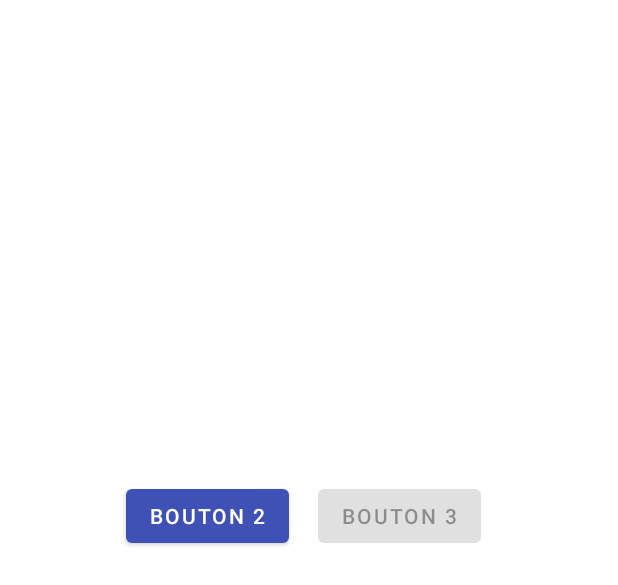
After one commit to amadoubakari/android-client-skeleton, an Android app: the layout fragment_dummy_layout.xml on its own in the app's theme, with its tools: preview values and no code run, on a phone screen of 412 x 824 dp. The commit adds this screen. Shown: the top 585 px of the screen. Run offline under Robolectric (Android 15) with nearby library versions, the phone set to English and light mode, and no system bars.

Commit message:
Refactoring: fin integeration de material design

```diff
--- a/app/build.gradle
+++ b/app/build.gradle
@@ -72,6 +72,8 @@ dependencies {
     implementation 'io.reactivex:rxandroid:1.2.0'
     implementation fileTree(include: ['*.jar'], dir: 'libs')
     androidTestImplementation 'junit:junit:4.12'
+    implementation 'androidx.constraintlayout:constraintlayout:1.1.3'
+    implementation 'com.google.android.material:material:1.0.0'
 }
 
 repositories {
--- a/app/src/main/java/client/android/activity/MainActivity.java
+++ b/app/src/main/java/client/android/activity/MainActivity.java
@@ -7,6 +7,8 @@ import client.android.architecture.core.AbstractFragment;
 import client.android.architecture.custom.Session;
 import client.android.dao.service.Dao;
 import client.android.dao.service.IDao;
+import client.android.fragments.behavior.TestFragment_;
+
 import org.androidannotations.annotations.Bean;
 import org.androidannotations.annotations.EActivity;
 import org.androidannotations.annotations.OptionsMenu;
@@ -41,7 +43,7 @@ public class MainActivity extends AbstractActivity {
   @Override
   protected AbstractFragment[] getFragments() {
     // todo : définir les fragments ici
-    return new AbstractFragment[0];
+    return new AbstractFragment[]{new TestFragment_()};
   }
 
 
--- a/app/src/main/java/client/android/architecture/custom/IMainActivity.java
+++ b/app/src/main/java/client/android/architecture/custom/IMainActivity.java
@@ -40,7 +40,7 @@ public interface IMainActivity extends IDao {
   boolean IS_WAITING_ICON_NEEDED = false;
 
   // nombre de fragments de l'application
-  int FRAGMENTS_COUNT = 0;
+  int FRAGMENTS_COUNT = 1;
 
   // todo ajoutez ici vos constantes et autres méthodes
 }
--- a/app/src/main/java/client/android/fragments/behavior/DummyFragment.java
+++ b/app/src/main/java/client/android/fragments/behavior/DummyFragment.java
@@ -7,7 +7,7 @@ import client.android.fragments.state.DummyFragmentState;
 import org.androidannotations.annotations.EFragment;
 import org.androidannotations.annotations.OptionsMenu;
 
-@EFragment
+@EFragment(R.layout.fragment_dummy_layout)
 @OptionsMenu(R.menu.menu_vide)
 public class DummyFragment extends AbstractFragment {
 
--- a/app/src/main/res/layout/activity_main.xml
+++ b/app/src/main/res/layout/activity_main.xml
@@ -33,5 +33,5 @@
     android:layout_width="match_parent"
     android:layout_height="match_parent"
     android:paddingLeft="20dp"
-    android:background="@color/floral_white"/>
+    android:background="@android:color/white"/>
 </androidx.coordinatorlayout.widget.CoordinatorLayout>
--- /dev/null
+++ b/app/src/main/res/layout/fragment_dummy_layout.xml
@@ -0,0 +1,28 @@
+<?xml version="1.0" encoding="utf-8"?>
+<androidx.constraintlayout.widget.ConstraintLayout xmlns:android="http://schemas.android.com/apk/res/android"
+    xmlns:app="http://schemas.android.com/apk/res-auto"
+    android:layout_width="match_parent"
+    android:layout_height="match_parent">
+
+
+    <com.google.android.material.button.MaterialButton
+        android:id="@+id/material_button"
+        android:layout_width="wrap_content"
+        android:layout_height="wrap_content"
+        android:layout_marginStart="84dp"
+        android:text="Bouton 2"
+        app:layout_constraintBaseline_toBaselineOf="@+id/disabled_material_button"
+        app:layout_constraintStart_toStartOf="parent" />
+
+    <com.google.android.material.button.MaterialButton
+        android:id="@+id/disabled_material_button"
+        android:layout_width="wrap_content"
+        android:layout_height="wrap_content"
+        android:layout_marginStart="128dp"
+        android:layout_marginTop="320dp"
+        android:enabled="false"
+        android:text="Bouton 3"
+        app:layout_constraintStart_toStartOf="@+id/material_button"
+        app:layout_constraintTop_toTopOf="parent" />
+
+</androidx.constraintlayout.widget.ConstraintLayout>
--- a/app/src/main/res/values/styles.xml
+++ b/app/src/main/res/values/styles.xml
@@ -1,7 +1,7 @@
 <resources>
 
   <!-- Base application theme. -->
-  <style name="AppTheme" parent="Theme.AppCompat.Light.DarkActionBar">
+  <style name="AppTheme" parent="Theme.MaterialComponents.Light.DarkActionBar">
     <!-- Customize your theme here. -->
     <item name="colorPrimary">@color/colorPrimary</item>
     <item name="colorPrimaryDark">@color/colorPrimaryDark</item>
@@ -11,7 +11,7 @@
     <item name="windowActionBar">false</item>
     <item name="windowNoTitle">true</item>
   </style>
-  <style name="AppTheme.AppBarOverlay" parent="ThemeOverlay.AppCompat.Dark.ActionBar"/>
-  <style name="AppTheme.PopupOverlay" parent="ThemeOverlay.AppCompat.Light"/>
+  <style name="AppTheme.AppBarOverlay" parent="ThemeOverlay.MaterialComponents.Dark.ActionBar"/>
+  <style name="AppTheme.PopupOverlay" parent="ThemeOverlay.MaterialComponents.Light"/>
 
 </resources>
```
Also changed, not shown: app/src/main/java/client/android/fragments/behavior/TestFragment.java (added, +52 -0 lines).
